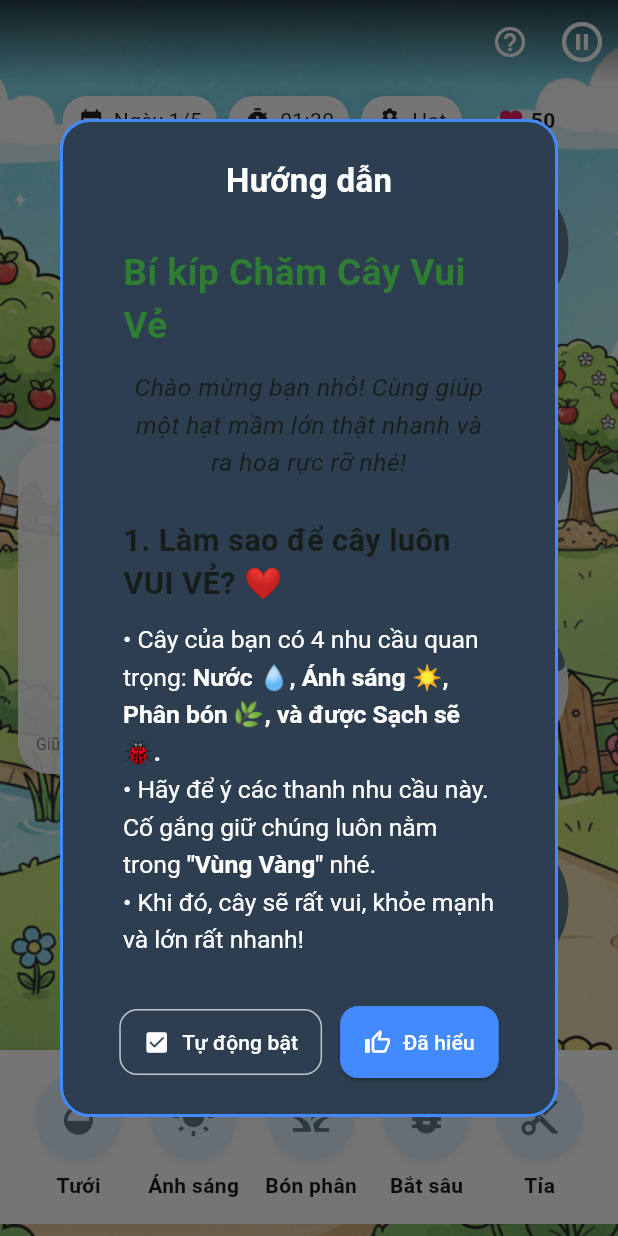
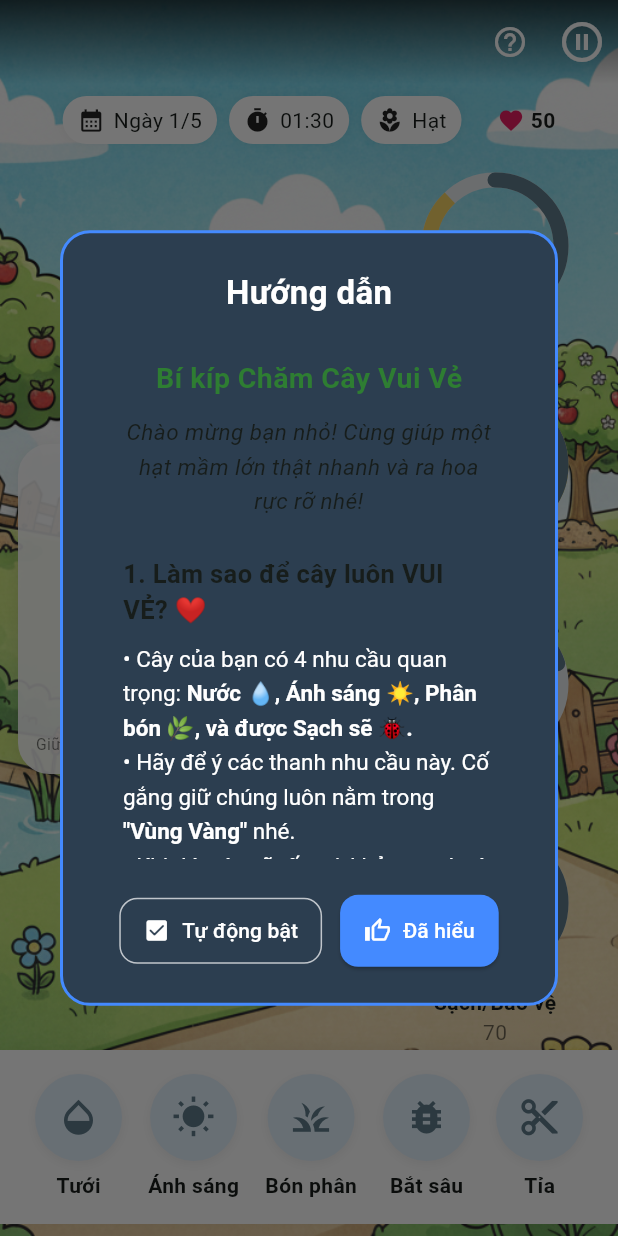
Before and after one commit to tuyen52/ung_dung_giao_duc, a Flutter app: the PlantCareGameLauncher screen opened directly with empty values, after a tap on the "help outline" icon, on a phone screen of 412 x 824 dp. Run offline on Flutter 3.47's test engine with Material 3 defaults, Android fonts, the phone set to English and light mode, and no system bars; our stand-ins replace audioplayers, firebase_auth, firebase_core, firebase_database, google_fonts, shared_preferences; accounts and stored records are empty.

Commit message:
cập nhật xoay màn hình ngang giao diện tôngr kết game

```diff
--- /dev/null
+++ b/devtools_options.yaml
@@ -0,0 +1,3 @@
+description: This file stores settings for Dart & Flutter DevTools.
+documentation: https://docs.flutter.dev/tools/devtools/extensions#configure-extension-enablement-states
+extensions:
--- a/lib/game/plant_care/plant_care_launcher.dart
+++ b/lib/game/plant_care/plant_care_launcher.dart
@@ -212,17 +212,11 @@ class _PlantHelpSheet extends StatelessWidget {
 
   @override
   Widget build(BuildContext context) {
-    // Sử dụng Media query để lấy kích thước màn hình
-    final screenHeight = MediaQuery.of(context).size.height;
-    final screenWidth = MediaQuery.of(context).size.width;
+    // Định nghĩa các kiểu chữ với kích thước cố định, tương tự file tham khảo
+    const double baseFontSize = 15.0; // Cỡ chữ cơ bản
+    const double headingFontSize = 17.0; // Cỡ chữ cho tiêu đề mục
+    const double titleFontSize = 19.0;   // Cỡ chữ cho tiêu đề chính
 
-    // Điều chỉnh kích thước phông chữ dựa trên kích thước màn hình
-    // Đây là các giá trị tương đối, bạn có thể điều chỉnh thêm để phù hợp nhất
-    final baseFontSize = screenWidth * 0.04; // Ví dụ: 4% chiều rộng màn hình cho văn bản thường
-    final headingFontSize = screenWidth * 0.05; // 5% chiều rộng màn hình cho tiêu đề nhỏ
-    final titleFontSize = screenWidth * 0.06; // 6% chiều rộng màn hình cho tiêu đề chính
-
-    // Định nghĩa các kiểu chữ với kích thước mới
     final titleStyle = TextStyle(
       fontSize: titleFontSize,
       fontWeight: FontWeight.bold,
@@ -234,13 +228,11 @@ class _PlantHelpSheet extends StatelessWidget {
     );
     final bodyStyle = TextStyle(
       fontSize: baseFontSize,
-      height: 1.5, // Giữ khoảng cách dòng để dễ đọc hơn
+      height: 1.5,
     );
     final boldBodyStyle = bodyStyle.copyWith(fontWeight: FontWeight.bold);
     final italicBodyStyle = bodyStyle.copyWith(fontStyle: FontStyle.italic);
 
-
-    // Widget trợ giúp để tạo văn bản có chữ đậm/thường
     Widget buildRichText(List<TextSpan> spans) {
       return RichText(
         text: TextSpan(
@@ -265,13 +257,12 @@ class _PlantHelpSheet extends StatelessWidget {
               Center(
                 child: Text(
                   'Chào mừng bạn nhỏ! Cùng giúp một hạt mầm lớn thật nhanh và ra hoa rực rỡ nhé!',
-                  style: italicBodyStyle, // Sử dụng kiểu italicBodyStyle
+                  style: italicBodyStyle,
                   textAlign: TextAlign.center,
                 ),
               ),
               const SizedBox(height: 24),
 
-              // --- Mục 1 ---
               Text('1. Làm sao để cây luôn VUI VẺ? ❤️', style: headingStyle),
               const SizedBox(height: 8),
               buildRichText([
@@ -290,7 +281,6 @@ class _PlantHelpSheet extends StatelessWidget {
               ]),
               const SizedBox(height: 24),
 
-              // --- Mục 2 ---
               Text('2. Phải làm gì để chăm cây?', style: headingStyle),
               const SizedBox(height: 8),
               buildRichText([
@@ -307,7 +297,6 @@ class _PlantHelpSheet extends StatelessWidget {
               ]),
               const SizedBox(height: 24),
 
-              // --- Mục 3 ---
               Text('3. Phần thưởng lấp lánh!', style: headingStyle),
               const SizedBox(height: 8),
               buildRichText([
@@ -318,7 +307,7 @@ class _PlantHelpSheet extends StatelessWidget {
                 const TextSpan(text: 'lấp lánh.\n'),
                 const TextSpan(text: '• Càng nhiều sao, điểm của bạn sẽ càng cao!'),
               ]),
-              const SizedBox(height: 24), // Thêm khoảng trống dưới cùng cho nút "Đã hiểu" (nếu có)
+              const SizedBox(height: 24),
             ],
           ),
         ),
--- a/lib/game/widgets/game_screen_wrapper.dart
+++ b/lib/game/widgets/game_screen_wrapper.dart
@@ -1,6 +1,8 @@
+// game_screen_wrapper.dart
+
 import 'package:flutter/material.dart';
 import 'package:mobileapp/services/audio_service.dart';
-import 'package:mobileapp/services/settings_service.dart'; // MỚI: Import SettingsService
+import 'package:mobileapp/services/settings_service.dart';
 import 'game_pause_menu.dart';
 
 class GameScreenWrapper extends StatefulWidget {
@@ -10,9 +12,6 @@ class GameScreenWrapper extends StatefulWidget {
   final VoidCallback? onSaveAndExit;
   final VoidCallback? onRestart;
   final Widget? handbookContent;
-
-  // CẬP NHẬT: Tham số này giờ là giá trị mặc định cho lần đầu tiên.
-  // Logic chính sẽ dựa vào SettingsService.
   final bool showHandbookOnStart;
 
   const GameScreenWrapper({
@@ -23,7 +22,7 @@ class GameScreenWrapper extends StatefulWidget {
     this.onSaveAndExit,
     this.onRestart,
     this.handbookContent,
-    this.showHandbookOnStart = true, // Giữ nguyên giá trị mặc định
+    this.showHandbookOnStart = true,
   });
 
   @override
@@ -34,12 +33,10 @@ enum _Interruption { none, menu, handbook, settings }
 
 class _GameScreenWrapperState extends State<GameScreenWrapper> {
   final _audioService = AudioService.instance;
-  // MỚI: Thêm instance của SettingsService
   final _settingsService = SettingsService.instance;
 
   _Interruption _interruption = _Interruption.none;
   bool _handbookShown = false;
-  // MỚI: State để lưu trạng thái tự động bật hướng dẫn
   late bool _autoShowHandbook;
 
   bool get _isFrozen => _interruption != _Interruption.none;
@@ -47,15 +44,11 @@ class _GameScreenWrapperState extends State<GameScreenWrapper> {
   @override
   void initState() {
     super.initState();
-    // MỚI: Đọc cài đặt ngay khi vào màn hình
     _autoShowHandbook = _settingsService.getAutoShowHandbook();
-
     _audioService.playBgm('audio/background_music.mp3');
 
-    // CẬP NHẬT: Logic hiển thị hướng dẫn dựa trên cài đặt đã lưu
     WidgetsBinding.instance.addPostFrameCallback((_) {
       if (!mounted) return;
-      // Chỉ hiện khi cài đặt đang bật, có nội dung và chưa được hiển thị
       if (_autoShowHandbook &&
           widget.handbookContent != null &&
           !_handbookShown) {
@@ -71,7 +64,6 @@ class _GameScreenWrapperState extends State<GameScreenWrapper> {
     super.dispose();
   }
 
-  // ... (giữ nguyên hàm _buildDialogButton và _showCustomDialog) ...
   Widget _buildDialogButton({
     required String text,
     required IconData icon,
@@ -93,6 +85,7 @@ class _GameScreenWrapperState extends State<GameScreenWrapper> {
     );
   }
 
+  // CẬP NHẬT: Hộp thoại tùy chỉnh, đáp ứng với màn hình ngang
   void _showCustomDialog({
     required String title,
     required Widget content,
@@ -103,18 +96,22 @@ class _GameScreenWrapperState extends State<GameScreenWrapper> {
       context: context,
       barrierDismissible: false,
       builder: (BuildContext context) {
-        final maxH = MediaQuery.of(context).size.height * 0.6;
+        final size = MediaQuery.of(context).size;
+        final isLandscape = MediaQuery.of(context).orientation == Orientation.landscape;
+
+        final maxHeight = size.height * (isLandscape ? 0.8 : 0.6);
+        final maxWidth = size.width * (isLandscape ? 0.65 : 0.85);
+
         final contentBox = isScrollable
-            ? ConstrainedBox(
-          constraints: BoxConstraints(maxHeight: maxH),
-          child: SingleChildScrollView(child: content),
-        )
+            ? SingleChildScrollView(child: content)
             : content;
 
         return Dialog(
           shape: RoundedRectangleBorder(borderRadius: BorderRadius.circular(20.0)),
           elevation: 0,
           backgroundColor: Colors.transparent,
+          child: ConstrainedBox(
+            constraints: BoxConstraints(maxWidth: maxWidth),
             child: Container(
               padding: const EdgeInsets.all(24.0),
               decoration: BoxDecoration(
@@ -138,10 +135,15 @@ class _GameScreenWrapperState extends State<GameScreenWrapper> {
                     ),
                   ),
                   const SizedBox(height: 16.0),
-                Flexible(child: contentBox),
+                  // Giới hạn chiều cao của nội dung để tránh tràn
+                  Flexible(
+                    child: ConstrainedBox(
+                      constraints: BoxConstraints(maxHeight: maxHeight * 0.7),
+                      child: contentBox,
+                    ),
+                  ),
                   const SizedBox(height: 24.0),
                   if (actions.isNotEmpty)
-                // CẬP NHẬT: Dùng Wrap để các nút tự xuống dòng nếu không đủ chỗ
                     Wrap(
                       alignment: WrapAlignment.center,
                       spacing: 8,
@@ -151,13 +153,12 @@ class _GameScreenWrapperState extends State<GameScreenWrapper> {
                 ],
               ),
             ),
+          ),
         );
       },
     );
   }
 
-
-  // ... (giữ nguyên _showExitConfirmationDialog và _showSettings) ...
   void _showExitConfirmationDialog() {
     _showCustomDialog(
       title: 'Xác nhận thoát',
@@ -177,7 +178,6 @@ class _GameScreenWrapperState extends State<GameScreenWrapper> {
             },
             backgroundColor: Colors.green,
           ),
-        if (widget.onSaveAndExit != null) const SizedBox(height: 8),
         _buildDialogButton(
           text: 'Thoát & Tổng kết',
           icon: Icons.flag_rounded,
@@ -187,7 +187,6 @@ class _GameScreenWrapperState extends State<GameScreenWrapper> {
           },
           backgroundColor: Colors.redAccent,
         ),
-        const SizedBox(height: 8),
         _buildDialogButton(
           text: 'Hủy',
           icon: Icons.cancel_outlined,
@@ -215,7 +214,8 @@ class _GameScreenWrapperState extends State<GameScreenWrapper> {
                 value: volume,
                 activeColor: Colors.blueAccent,
                 inactiveColor: Colors.blueAccent.withOpacity(0.3),
-                onChanged: (newVolume) => _audioService.volumeNotifier.value = newVolume,
+                onChanged: (newVolume) =>
+                _audioService.volumeNotifier.value = newVolume,
               );
             },
           ),
@@ -236,8 +236,6 @@ class _GameScreenWrapperState extends State<GameScreenWrapper> {
     );
   }
 
-
-  // MỚI: Hàm wrapper để quản lý trạng thái khi mở/đóng dialog
   void _showHandbookDialogWrapper() {
     setState(() => _interruption = _Interruption.handbook);
     _showHandbookDialog(onClosed: () {
@@ -246,38 +244,36 @@ class _GameScreenWrapperState extends State<GameScreenWrapper> {
     });
   }
 
-  // CẬP NHẬT: Hàm hiển thị dialog hướng dẫn
+  // CẬP NHẬT: Hộp thoại hướng dẫn, đáp ứng với màn hình ngang
   void _showHandbookDialog({VoidCallback? onClosed}) {
     if (widget.handbookContent == null) return;
 
-    // Dùng StatefulBuilder để dialog có thể tự cập nhật trạng thái của nút toggle
-    // mà không cần rebuild cả màn hình game.
     showDialog(
       context: context,
       barrierDismissible: false,
       builder: (BuildContext context) {
         return StatefulBuilder(
           builder: (context, setDialogState) {
+            final size = MediaQuery.of(context).size;
+            final isLandscape =
+                MediaQuery.of(context).orientation == Orientation.landscape;
 
-            // Hàm để xử lý khi nhấn nút toggle
+            final maxHeight = size.height * (isLandscape ? 0.8 : 0.6);
+            final maxWidth = size.width * (isLandscape ? 0.65 : 0.85);
+
             void toggleAutoShow() {
               final newValue = !_autoShowHandbook;
               _settingsService.setAutoShowHandbook(newValue);
-              // Cập nhật state của dialog và cả màn hình wrapper
               setDialogState(() => _autoShowHandbook = newValue);
               setState(() => _autoShowHandbook = newValue);
             }
-
-            final maxH = MediaQuery.of(context).size.height * 0.6;
-            final contentBox = ConstrainedBox(
-              constraints: BoxConstraints(maxHeight: maxH),
-              child: SingleChildScrollView(child: widget.handbookContent!),
-            );
 
             return Dialog(
               shape: RoundedRectangleBorder(borderRadius: BorderRadius.circular(20.0)),
               elevation: 0,
               backgroundColor: Colors.transparent,
+              child: ConstrainedBox(
+                constraints: BoxConstraints(maxWidth: maxWidth),
                 child: Container(
                   padding: const EdgeInsets.all(24.0),
                   decoration: BoxDecoration(
@@ -298,32 +294,37 @@ class _GameScreenWrapperState extends State<GameScreenWrapper> {
                         ),
                       ),
                       const SizedBox(height: 16.0),
-                    Flexible(child: contentBox),
+                      Flexible(
+                        child: ConstrainedBox(
+                          constraints: BoxConstraints(maxHeight: maxHeight * 0.7),
+                          child: SingleChildScrollView(child: widget.handbookContent!),
+                        ),
+                      ),
                       const SizedBox(height: 24.0),
-                    // CẬP NHẬT: Actions giờ là một Row
                       Wrap(
                         spacing: 12,
                         runSpacing: 10,
                         alignment: WrapAlignment.center,
                         children: [
-                        // Nút bật/tắt mới
                           TextButton.icon(
                             icon: Icon(
                               _autoShowHandbook
                                   ? Icons.check_box_rounded
                                   : Icons.check_box_outline_blank_rounded,
                             ),
-                          label: Text(_autoShowHandbook ? 'Tự động bật' : 'Đã tắt'),
+                            label: Text(_autoShowHandbook
+                                ? 'Tự động bật'
+                                : 'Đã tắt'),
                             onPressed: toggleAutoShow,
                             style: TextButton.styleFrom(
                                 foregroundColor: Colors.white,
-                              side: BorderSide(color: Colors.white.withOpacity(0.7)),
-                              shape: RoundedRectangleBorder(borderRadius: BorderRadius.circular(12)),
-                              padding: const EdgeInsets.symmetric(vertical: 12, horizontal: 16)
+                                side: BorderSide(
+                                    color: Colors.white.withOpacity(0.7)),
+                                shape: RoundedRectangleBorder(
+                                    borderRadius: BorderRadius.circular(12)),
+                                padding: const EdgeInsets.symmetric(
+                                    vertical: 12, horizontal: 16)),
                           ),
-                        ),
-
-                        // Nút "Đã hiểu"
                           ElevatedButton.icon(
                             icon: const Icon(Icons.thumb_up_alt_outlined),
                             label: const Text('Đã hiểu'),
@@ -334,13 +335,15 @@ class _GameScreenWrapperState extends State<GameScreenWrapper> {
                             style: ElevatedButton.styleFrom(
                                 backgroundColor: Colors.blueAccent,
                                 foregroundColor: Colors.white,
-                              shape: RoundedRectangleBorder(borderRadius: BorderRadius.circular(12)),
-                              padding: const EdgeInsets.symmetric(vertical: 14, horizontal: 16)
-                          ),
+                                shape: RoundedRectangleBorder(
+                                    borderRadius: BorderRadius.circular(12)),
+                                padding: const EdgeInsets.symmetric(
+                                    vertical: 14, horizontal: 16)),
                           ),
                         ],
                       )
                     ],
+                  ),
                 ),
               ),
             );
@@ -371,11 +374,13 @@ class _GameScreenWrapperState extends State<GameScreenWrapper> {
         centerTitle: true,
         backgroundColor: Colors.transparent,
         elevation: 0,
-        // ... (giữ nguyên flexibleSpace) ...
         flexibleSpace: Container(
           decoration: BoxDecoration(
             gradient: LinearGradient(
-              colors: [Colors.black.withOpacity(0.7), Colors.black.withOpacity(0.0)],
+              colors: [
+                Colors.black.withOpacity(0.7),
+                Colors.black.withOpacity(0.0)
+              ],
               begin: Alignment.topCenter,
               end: Alignment.bottomCenter,
             ),
@@ -388,7 +393,7 @@ class _GameScreenWrapperState extends State<GameScreenWrapper> {
             tooltip: 'Hướng dẫn',
             onPressed: widget.handbookContent == null
                 ? null
-                : _showHandbookDialogWrapper, // CẬP NHẬT: Gọi hàm wrapper
+                : _showHandbookDialogWrapper,
           ),
           IconButton(
             icon: const Icon(Icons.pause_circle_outline, color: Colors.white),
@@ -403,7 +408,8 @@ class _GameScreenWrapperState extends State<GameScreenWrapper> {
           widget.builder(context, _isFrozen),
           if (_interruption == _Interruption.menu)
             GamePauseMenu(
-              onResumed: () => setState(() => _interruption = _Interruption.none),
+              onResumed: () =>
+                  setState(() => _interruption = _Interruption.none),
               onRestart: () {
                 setState(() => _interruption = _Interruption.none);
                 widget.onRestart?.call();
```
Also changed, not shown: lib/game/recycle_sort/recycle_sort_play_screen.dart (+84 -55 lines), lib/screens/game_result_screen.dart (+98 -51 lines). Lines whose indentation alone changed are shown as unchanged.
